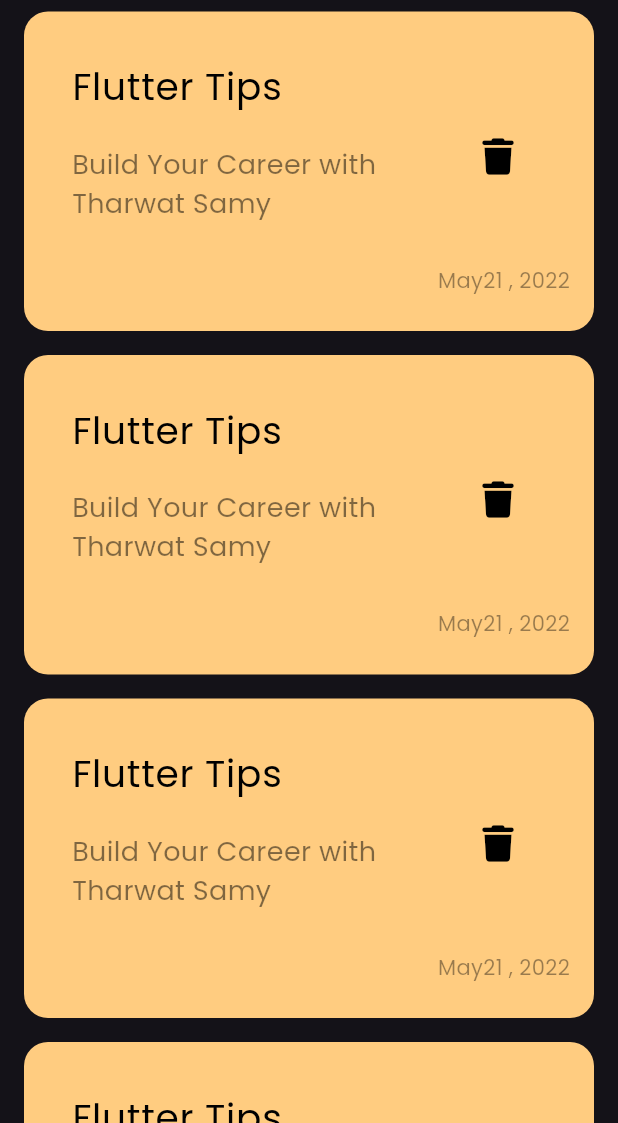
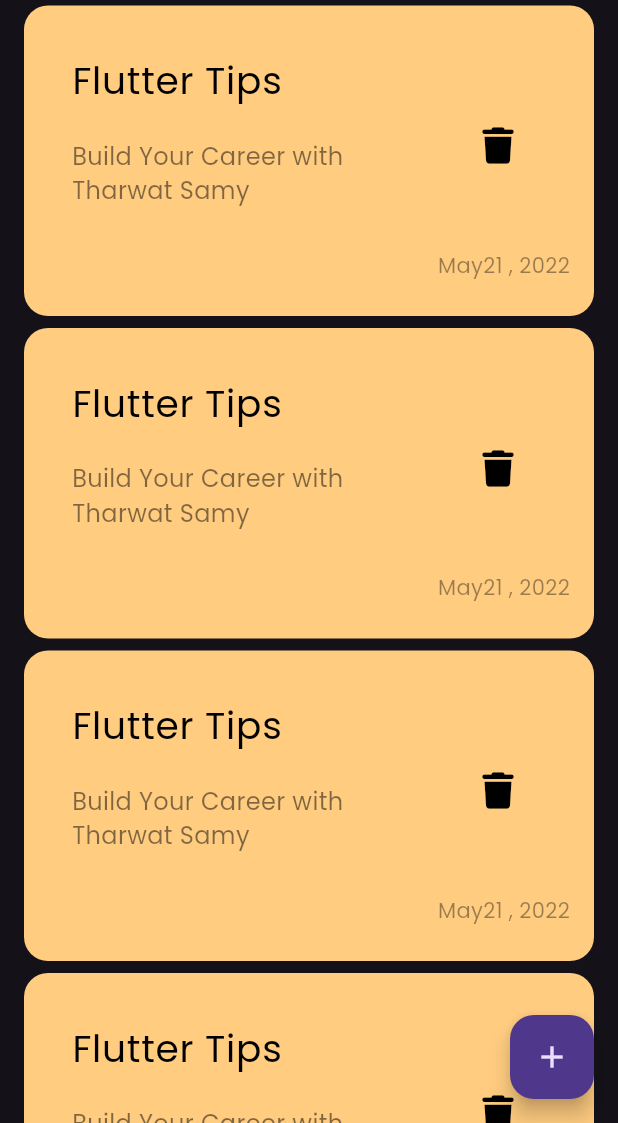
Before and after one commit to Abdelrahman-Hany/notes_app, a Flutter app: the screen it shows after launch, on a phone screen of 412 x 824 dp, the part 113-1236 px from its top. Run offline on Flutter 3.47's test engine with Material 3 defaults, Android fonts, the phone set to English and light mode, and no system bars; our stand-ins replace font_awesome_flutter.

```diff
--- a/lib/views/notes_view.dart
+++ b/lib/views/notes_view.dart
@@ -6,8 +6,9 @@ class NotesView extends StatelessWidget {
 
   @override
   Widget build(BuildContext context) {
-    return const Scaffold(
-      body: NotesViewBody(),
+    return Scaffold(
+      floatingActionButton: FloatingActionButton(onPressed: (){},child: Icon(Icons.add),),
+      body:const NotesViewBody(),
     );
   }
 }
--- a/lib/widgets/custom_note_item.dart
+++ b/lib/widgets/custom_note_item.dart
@@ -18,7 +18,7 @@ class NoteItem extends StatelessWidget {
         ListTile(title:Text('Flutter Tips',style: TextStyle(color: Colors.black,fontSize: 25),),
         subtitle:Padding(
           padding: const EdgeInsets.only(top: 20,bottom: 20),
-          child: Text('Build Your Career with Tharwat Samy',style: TextStyle(color: Colors.black.withOpacity(.5),fontSize: 18),),
+          child: Text('Build Your Career with Tharwat Samy',style: TextStyle(color: Colors.black.withOpacity(.5),fontSize: 16),),
         ),
         trailing: IconButton(onPressed: (){}, icon:const Icon(FontAwesomeIcons.trash,color: Colors.black,size: 24,),),),
 
--- a/lib/widgets/notes_list_view.dart
+++ b/lib/widgets/notes_list_view.dart
@@ -4,11 +4,15 @@ import 'package:note_app/widgets/custom_note_item.dart';
 class NotesListView extends StatelessWidget {
   const NotesListView({super.key});
 
+  final data = const [
+
+  ];
+
   @override
   Widget build(BuildContext context) {
     return ListView.builder(itemBuilder: (context, index) {
       return const Padding(
-        padding:EdgeInsets.symmetric(vertical: 8),
+        padding: EdgeInsets.symmetric(vertical: 4),
         child: NoteItem(),
       );
     });
--- a/lib/widgets/notes_view_body.dart
+++ b/lib/widgets/notes_view_body.dart
@@ -1,6 +1,5 @@
 import 'package:flutter/material.dart';
 import 'package:note_app/widgets/custom_app_bar.dart';
-import 'package:note_app/widgets/custom_note_item.dart';
 import 'package:note_app/widgets/notes_list_view.dart';
 
 class NotesViewBody extends StatelessWidget {
```
